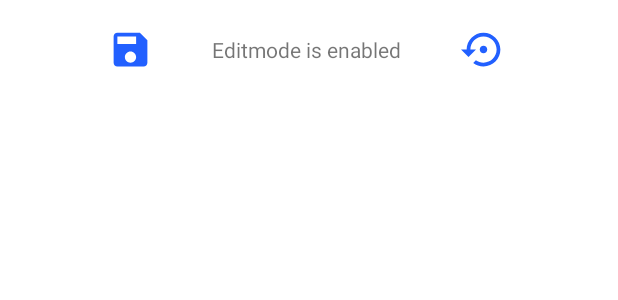
After one commit to OutWait/OutWait, an Android app: the layout header_transaction.xml on its own in the app's theme, with its tools: preview values and no code run, on a phone screen of 412 x 824 dp. The commit adds this screen. Shown: the top 300 px of the screen. Run offline under Robolectric (Android 15) with nearby library versions, the phone set to English and light mode, and no system bars.

Commit message:
Implement transaction mode
Decide header within rv or above a layout
Functionality implement.

```diff
--- a/app/OutWait/app/src/main/java/elite/kit/outwait/recyclerviewScreens/addSlotDialog/AddSlotDialogFragment.kt
+++ b/app/OutWait/app/src/main/java/elite/kit/outwait/recyclerviewScreens/addSlotDialog/AddSlotDialogFragment.kt
@@ -73,6 +73,7 @@ class AddSlotDialogFragment : DialogFragment() {
                     } else {
                         viewModel.notifyAddFixedSlot()
                         ManagmentViewFragment.displayingDialog.show()
+                        ManagmentViewFragment.displayingDialog.fullScreenProgressBar.indeterminateMode =true
                     }
 
                 } else {
--- a/app/OutWait/app/src/main/java/elite/kit/outwait/recyclerviewScreens/editSlotDialog/EditTimeSlotDialogFragment.kt
+++ b/app/OutWait/app/src/main/java/elite/kit/outwait/recyclerviewScreens/editSlotDialog/EditTimeSlotDialogFragment.kt
@@ -64,7 +64,6 @@ class EditTimeSlotDialogFragment(private var editSlot: ClientTimeSlot) : DialogF
 
             setNegativeButton(getString(R.string.cancel)) { dialog, which ->
                 dialog.cancel()
-                ManagmentViewFragment.displayingDialog.dismiss()
             }
 
         }
--- a/app/OutWait/app/src/main/java/elite/kit/outwait/recyclerviewScreens/managmentViewScreen/ItemActionListener.kt
+++ b/app/OutWait/app/src/main/java/elite/kit/outwait/recyclerviewScreens/managmentViewScreen/ItemActionListener.kt
@@ -3,10 +3,10 @@ package elite.kit.outwait.recyclerviewScreens.managmentViewScreen
 import elite.kit.outwait.waitingQueue.timeSlotModel.TimeSlot
 
 interface ItemActionListener {
-    //TODO generic
     fun onItemClicked(position:Int)
     fun onItemSwiped(position: Int, removedSlot: TimeSlot)
-    //TODO generic
     fun editTimeSlot(position: Int)
+    fun saveTransaction()
+    fun abortTransaction()
 
 }
--- a/app/OutWait/app/src/main/java/elite/kit/outwait/waitingQueue/timeSlotModel/Type.kt
+++ b/app/OutWait/app/src/main/java/elite/kit/outwait/waitingQueue/timeSlotModel/Type.kt
@@ -4,5 +4,5 @@ enum class Type {
     PAUSE,
     FIXED_SLOT,
     SPONTANEOUS_SLOT,
-    DEFAULT
+    HEADER
 }
--- /dev/null
+++ b/app/OutWait/app/src/main/res/drawable/ic_baseline_save_24.xml
@@ -0,0 +1,5 @@
+<vector android:height="24dp" android:tint="#2260FF"
+    android:viewportHeight="24" android:viewportWidth="24"
+    android:width="24dp" xmlns:android="http://schemas.android.com/apk/res/android">
+    <path android:fillColor="@android:color/white" android:pathData="M17,3L5,3c-1.11,0 -2,0.9 -2,2v14c0,1.1 0.89,2 2,2h14c1.1,0 2,-0.9 2,-2L21,7l-4,-4zM12,19c-1.66,0 -3,-1.34 -3,-3s1.34,-3 3,-3 3,1.34 3,3 -1.34,3 -3,3zM15,9L5,9L5,5h10v4z"/>
+</vector>
--- /dev/null
+++ b/app/OutWait/app/src/main/res/drawable/ic_baseline_settings_backup_restore_24.xml
@@ -0,0 +1,5 @@
+<vector android:height="24dp" android:tint="#2260FF"
+    android:viewportHeight="24" android:viewportWidth="24"
+    android:width="24dp" xmlns:android="http://schemas.android.com/apk/res/android">
+    <path android:fillColor="@android:color/white" android:pathData="M14,12c0,-1.1 -0.9,-2 -2,-2s-2,0.9 -2,2 0.9,2 2,2 2,-0.9 2,-2zM12,3c-4.97,0 -9,4.03 -9,9L0,12l4,4 4,-4L5,12c0,-3.87 3.13,-7 7,-7s7,3.13 7,7 -3.13,7 -7,7c-1.51,0 -2.91,-0.49 -4.06,-1.3l-1.42,1.44C8.04,20.3 9.94,21 12,21c4.97,0 9,-4.03 9,-9s-4.03,-9 -9,-9z"/>
+</vector>
--- /dev/null
+++ b/app/OutWait/app/src/main/res/layout/header_transaction.xml
@@ -0,0 +1,65 @@
+<?xml version="1.0" encoding="utf-8"?>
+<androidx.constraintlayout.widget.ConstraintLayout
+    xmlns:android="http://schemas.android.com/apk/res/android"
+    xmlns:app="http://schemas.android.com/apk/res-auto"
+    xmlns:tools="http://schemas.android.com/tools"
+    android:layout_width="match_parent"
+    android:layout_height="wrap_content">
+
+    <TextView
+        android:id="@+id/tvContainerHeader"
+        android:layout_width="match_parent"
+        android:layout_height="50dp"
+        android:layout_marginStart="8dp"
+        android:layout_marginTop="8dp"
+        android:layout_marginEnd="8dp"
+        android:layout_marginBottom="8dp"
+        app:layout_constraintBottom_toBottomOf="parent"
+        app:layout_constraintEnd_toEndOf="parent"
+        app:layout_constraintStart_toStartOf="parent"
+        app:layout_constraintTop_toTopOf="parent" />
+
+    <ImageView
+        android:id="@+id/ivSaveTransaction"
+        android:layout_width="30dp"
+        android:layout_height="30dp"
+        android:layout_marginStart="64dp"
+        android:layout_marginTop="8dp"
+        android:layout_marginBottom="8dp"
+        app:layout_constraintBottom_toBottomOf="@+id/tvContainerHeader"
+        app:layout_constraintStart_toStartOf="@+id/tvContainerHeader"
+        app:layout_constraintTop_toTopOf="@+id/tvContainerHeader"
+        app:layout_constraintVertical_bias="0.461"
+        app:srcCompat="@drawable/ic_baseline_save_24" />
+
+    <ImageView
+        android:id="@+id/ivAbortTransaction"
+        android:layout_width="30dp"
+        android:layout_height="30dp"
+        android:layout_marginTop="8dp"
+        android:layout_marginEnd="64dp"
+        android:layout_marginBottom="8dp"
+        app:layout_constraintBottom_toBottomOf="@+id/tvContainerHeader"
+        app:layout_constraintEnd_toEndOf="parent"
+        app:layout_constraintHorizontal_bias="0.951"
+        app:layout_constraintStart_toEndOf="@+id/ivSaveTransaction"
+        app:layout_constraintTop_toTopOf="@+id/tvContainerHeader"
+        app:layout_constraintVertical_bias="0.461"
+        app:srcCompat="@drawable/ic_baseline_settings_backup_restore_24" />
+
+    <TextView
+        android:id="@+id/tvTransactionText"
+        android:layout_width="wrap_content"
+        android:layout_height="wrap_content"
+        android:layout_marginStart="16dp"
+        android:layout_marginTop="8dp"
+        android:layout_marginEnd="16dp"
+        android:layout_marginBottom="8dp"
+        android:text="Editmode is enabled"
+        app:layout_constraintBottom_toBottomOf="@+id/tvContainerHeader"
+        app:layout_constraintEnd_toStartOf="@+id/ivAbortTransaction"
+        app:layout_constraintHorizontal_bias="0.49"
+        app:layout_constraintStart_toEndOf="@+id/ivSaveTransaction"
+        app:layout_constraintTop_toTopOf="@+id/tvContainerHeader"
+        app:layout_constraintVertical_bias="0.483" />
+</androidx.constraintlayout.widget.ConstraintLayout>
```
Also changed, not shown: app/OutWait/app/src/main/java/elite/kit/outwait/recyclerviewScreens/managmentViewScreen/ManagmentViewFragment.kt (+50 -9 lines), app/OutWait/app/src/main/java/elite/kit/outwait/recyclerviewScreens/managmentViewScreen/ManagmentViewViewModel.kt (+24 -5 lines), app/OutWait/app/src/main/java/elite/kit/outwait/recyclerviewSetUp/functionality/SlotAdapter.kt (+33 -22 lines), app/OutWait/app/src/main/java/elite/kit/outwait/recyclerviewSetUp/functionality/SlotItemTouchHelper.kt (+4 -4 lines), app/OutWait/app/src/main/java/elite/kit/outwait/recyclerviewSetUp/viewHolder/HeaderTransaction.kt (added, +31 -0 lines), app/OutWait/app/src/main/res/layout/managment_view_fragment.xml (+0 -8 lines).
